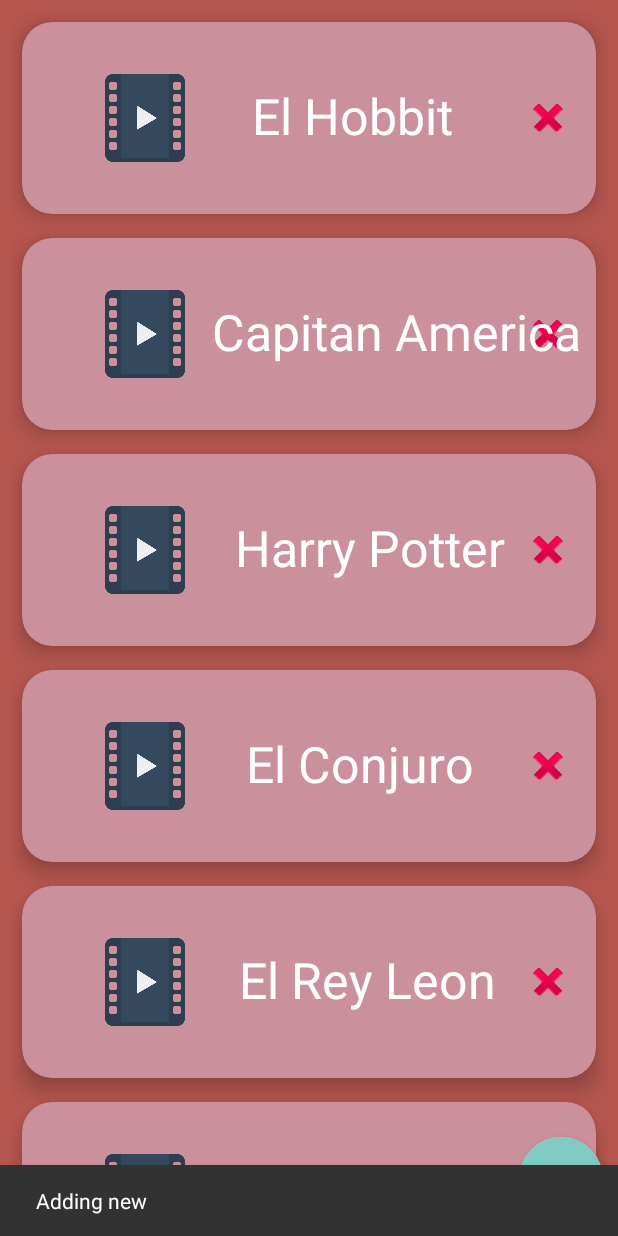
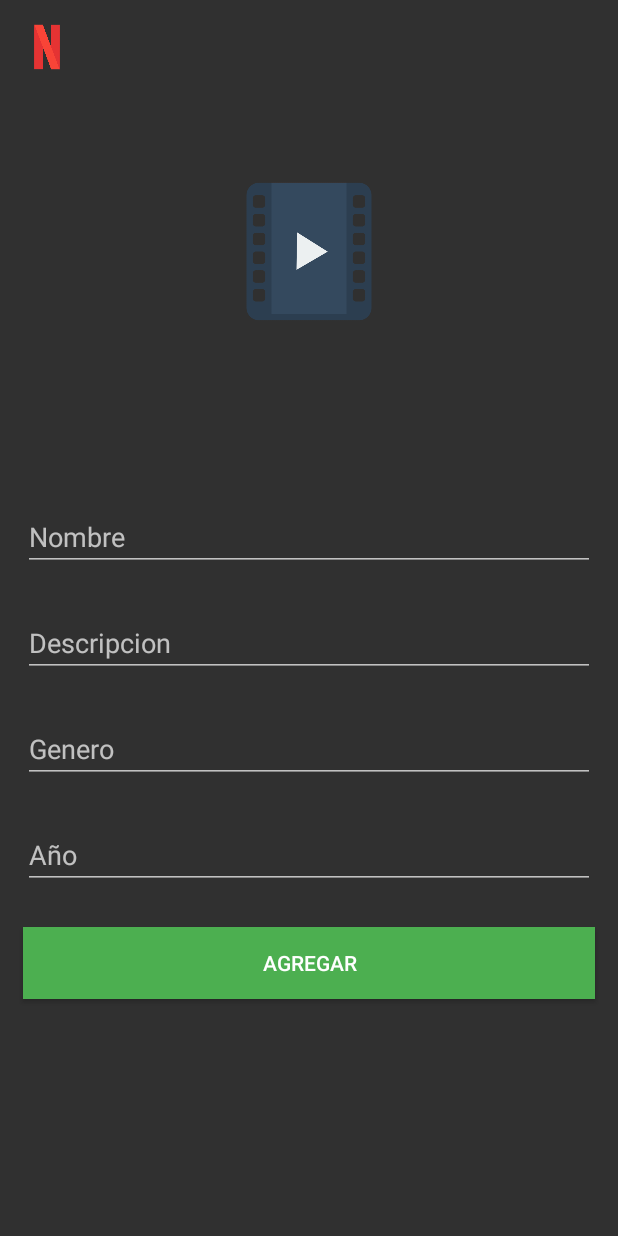
Before and after one commit to JulianGrilli/tp3-practico1, an Android app: the PeliculaFragment screen opened directly, with no data from a screen before it, after a tap on an icon or button, on a phone screen of 412 x 824 dp. Run offline under Robolectric (Android 15) with nearby library versions, the phone set to English and light mode, and no system bars.

Commit message:
Agregando funcionalidad de nueva pelicula

```diff
--- /dev/null
+++ b/PracticoTP3/app/src/main/java/com/example/practicotp3/fragments/NewPeliculaFragment.kt
@@ -0,0 +1,51 @@
+package com.example.practicotp3.fragments
+
+import android.os.Bundle
+import androidx.fragment.app.Fragment
+import android.view.LayoutInflater
+import android.view.View
+import android.view.ViewGroup
+import android.widget.Button
+import android.widget.EditText
+import androidx.navigation.findNavController
+import androidx.recyclerview.widget.LinearLayoutManager
+import com.example.practicotp3.R
+import com.example.practicotp3.adapter.PeliculaListAdapter
+import com.example.practicotp3.entities.Pelicula
+import com.example.practicotp3.service.PeliculaService
+import kotlinx.android.synthetic.main.fragment_pelicula_detalle.*
+
+class NewPeliculaFragment : Fragment() {
+
+    lateinit var v: View
+    lateinit var nombreTxt: EditText
+    lateinit var descTxt: EditText
+    lateinit var generoTxt: EditText
+    lateinit var anioTxt: EditText
+    lateinit var addBtn: Button;
+    var peliculaService: PeliculaService = PeliculaService()
+
+    override fun onCreateView(inflater: LayoutInflater, container: ViewGroup?,
+                              savedInstanceState: Bundle?): View? {
+        // Inflate the layout for this fragment
+        v = inflater.inflate(R.layout.fragment_new_pelicula, container, false)
+        nombreTxt = v.findViewById(R.id.nombre)
+        descTxt = v.findViewById(R.id.desc_pelicula)
+        generoTxt = v.findViewById(R.id.peli_genero)
+        anioTxt = v.findViewById(R.id.peli_anio)
+        addBtn = v.findViewById(R.id.add_peli_btn)
+        return v
+    }
+
+    override fun onStart() {
+        super.onStart()
+
+        addBtn.setOnClickListener {
+            val pelicula = Pelicula(nombreTxt.text.toString(), descTxt.text.toString(), 2020, generoTxt.text.toString())
+            peliculaService.save(pelicula)
+            val action = NewPeliculaFragmentDirections.actionNewPeliculaFragmentToPeliculaFragment()
+            v.findNavController().navigate(action)
+        }
+    }
+
+}
--- a/PracticoTP3/app/src/main/java/com/example/practicotp3/fragments/PeliculaFragment.kt
+++ b/PracticoTP3/app/src/main/java/com/example/practicotp3/fragments/PeliculaFragment.kt
@@ -52,7 +52,7 @@ class PeliculaFragment : Fragment() {
         recPeliculas.adapter = peliculaListAdapter
 
         addButton.setOnClickListener {
-          Snackbar.make(v,"Adding new", Snackbar.LENGTH_SHORT).show()
+            redirectToAddNewPeliculaFragment()
         }
     }
 
@@ -73,4 +73,9 @@ class PeliculaFragment : Fragment() {
         val action = PeliculaFragmentDirections.actionPeliculaFragmentToPeliculaDetalleFragment(pelicula)
         v.findNavController().navigate(action)
     }
+
+    private fun redirectToAddNewPeliculaFragment(){
+        val action = PeliculaFragmentDirections.actionPeliculaFragmentToNewPeliculaFragment()
+        v.findNavController().navigate(action)
+    }
 }
--- a/PracticoTP3/app/src/main/java/com/example/practicotp3/repository/PeliculaRepository.kt
+++ b/PracticoTP3/app/src/main/java/com/example/practicotp3/repository/PeliculaRepository.kt
@@ -27,4 +27,8 @@ object PeliculaRepository {
         val pelicula = listaPeliculas.get(position)
         listaPeliculas.remove(pelicula)
     }
+
+    fun save(pelicula: Pelicula){
+        listaPeliculas.add(pelicula)
+    }
 }
--- a/PracticoTP3/app/src/main/java/com/example/practicotp3/service/PeliculaService.kt
+++ b/PracticoTP3/app/src/main/java/com/example/practicotp3/service/PeliculaService.kt
@@ -18,4 +18,8 @@ class PeliculaService {
     fun removeByPosition(position: Int){
         peliculaRepository.removeByPosition(position)
     }
+
+    fun save(pelicula: Pelicula){
+        peliculaRepository.save(pelicula)
+    }
 }
--- /dev/null
+++ b/PracticoTP3/app/src/main/res/layout/fragment_new_pelicula.xml
@@ -0,0 +1,108 @@
+<?xml version="1.0" encoding="utf-8"?>
+<androidx.constraintlayout.widget.ConstraintLayout xmlns:android="http://schemas.android.com/apk/res/android"
+    xmlns:app="http://schemas.android.com/apk/res-auto"
+    xmlns:tools="http://schemas.android.com/tools"
+    android:id="@+id/fragment_new_pelicula"
+    android:layout_width="match_parent"
+    android:layout_height="match_parent"
+    tools:context=".fragments.NewPeliculaFragment">
+
+    <ImageView
+        android:id="@+id/imageView"
+        android:layout_width="100dp"
+        android:layout_height="135dp"
+        android:layout_marginTop="100dp"
+        android:src="@drawable/movie"
+        app:layout_constraintEnd_toEndOf="parent"
+        app:layout_constraintStart_toStartOf="parent"
+        app:layout_constraintTop_toTopOf="parent" />
+
+    <ImageView
+        android:id="@+id/imageView2"
+        android:layout_width="32dp"
+        android:layout_height="32dp"
+        android:layout_marginStart="15dp"
+        android:layout_marginLeft="15dp"
+        android:layout_marginTop="15dp"
+        android:src="@drawable/netflix"
+        app:layout_constraintStart_toStartOf="parent"
+        app:layout_constraintTop_toTopOf="parent" />
+
+    <EditText
+        android:id="@+id/nombre"
+        android:layout_width="match_parent"
+        android:layout_height="wrap_content"
+        android:layout_marginStart="15dp"
+        android:layout_marginLeft="15dp"
+        android:layout_marginTop="100dp"
+        android:layout_marginEnd="15dp"
+        android:layout_marginRight="15dp"
+        android:layout_marginBottom="25dp"
+        android:ems="10"
+        android:hint="Nombre"
+        android:inputType="textPersonName"
+        app:layout_constraintBottom_toTopOf="@+id/desc_pelicula"
+        app:layout_constraintEnd_toEndOf="parent"
+        app:layout_constraintStart_toStartOf="parent"
+        app:layout_constraintTop_toBottomOf="@+id/imageView" />
+
+    <EditText
+        android:id="@+id/desc_pelicula"
+        android:layout_width="match_parent"
+        android:layout_height="wrap_content"
+        android:layout_marginStart="15dp"
+        android:layout_marginLeft="15dp"
+        android:layout_marginTop="25dp"
+        android:layout_marginEnd="15dp"
+        android:layout_marginRight="15dp"
+        android:hint="Descripcion"
+        app:layout_constraintEnd_toEndOf="parent"
+        app:layout_constraintStart_toStartOf="parent"
+        app:layout_constraintTop_toBottomOf="@+id/nombre" />
+
+    <EditText
+        android:id="@+id/peli_genero"
+        android:layout_width="match_parent"
+        android:layout_height="wrap_content"
+        android:layout_marginStart="15dp"
+        android:layout_marginLeft="15dp"
+        android:layout_marginTop="25dp"
+        android:layout_marginEnd="15dp"
+        android:layout_marginRight="15dp"
+        android:hint="Genero"
+        app:layout_constraintEnd_toEndOf="parent"
+        app:layout_constraintStart_toStartOf="parent"
+        app:layout_constraintTop_toBottomOf="@+id/desc_pelicula" />
+
+    <EditText
+        android:id="@+id/peli_anio"
+        android:layout_width="match_parent"
+        android:layout_height="wrap_content"
+        android:layout_marginStart="15dp"
+        android:layout_marginLeft="15dp"
+        android:layout_marginTop="25dp"
+        android:layout_marginEnd="15dp"
+        android:layout_marginRight="15dp"
+        android:ems="10"
+        android:hint="Año"
+        android:inputType="number"
+        app:layout_constraintEnd_toEndOf="parent"
+        app:layout_constraintStart_toStartOf="parent"
+        app:layout_constraintTop_toBottomOf="@+id/peli_genero" />
+
+    <Button
+        android:id="@+id/add_peli_btn"
+        android:layout_width="match_parent"
+        android:layout_height="wrap_content"
+        android:layout_marginStart="15dp"
+        android:layout_marginLeft="15dp"
+        android:layout_marginTop="25dp"
+        android:layout_marginEnd="15dp"
+        android:layout_marginRight="15dp"
+        android:background="#4CAF50"
+        android:text="Agregar"
+        app:layout_constraintEnd_toEndOf="parent"
+        app:layout_constraintStart_toStartOf="parent"
+        app:layout_constraintTop_toBottomOf="@+id/peli_anio" />
+
+</androidx.constraintlayout.widget.ConstraintLayout>
--- a/PracticoTP3/app/src/main/res/layout/fragment_pelicula.xml
+++ b/PracticoTP3/app/src/main/res/layout/fragment_pelicula.xml
@@ -17,6 +17,7 @@
         android:layout_marginBottom="10dp"
         android:clickable="true"
         android:src="@android:drawable/ic_input_add"
+        app:backgroundTint="#304A31"
         app:layout_constraintBottom_toBottomOf="parent"
         app:layout_constraintEnd_toEndOf="parent" />
 
--- a/PracticoTP3/app/src/main/res/navigation/navigation_app.xml
+++ b/PracticoTP3/app/src/main/res/navigation/navigation_app.xml
@@ -12,6 +12,9 @@
         <action
             android:id="@+id/action_peliculaFragment_to_peliculaDetalleFragment"
             app:destination="@id/peliculaDetalleFragment" />
+        <action
+            android:id="@+id/action_peliculaFragment_to_newPeliculaFragment"
+            app:destination="@id/newPeliculaFragment" />
     </fragment>
     <fragment
         android:id="@+id/peliculaDetalleFragment"
@@ -22,4 +25,13 @@
         android:name="pelicula"
         app:argType="com.example.practicotp3.entities.Pelicula" />
     </fragment>
+    <fragment
+        android:id="@+id/newPeliculaFragment"
+        android:name="com.example.practicotp3.fragments.NewPeliculaFragment"
+        android:label="fragment_new_pelicula"
+        tools:layout="@layout/fragment_new_pelicula" >
+        <action
+            android:id="@+id/action_newPeliculaFragment_to_peliculaFragment"
+            app:destination="@id/peliculaFragment" />
+    </fragment>
 </navigation>
```
